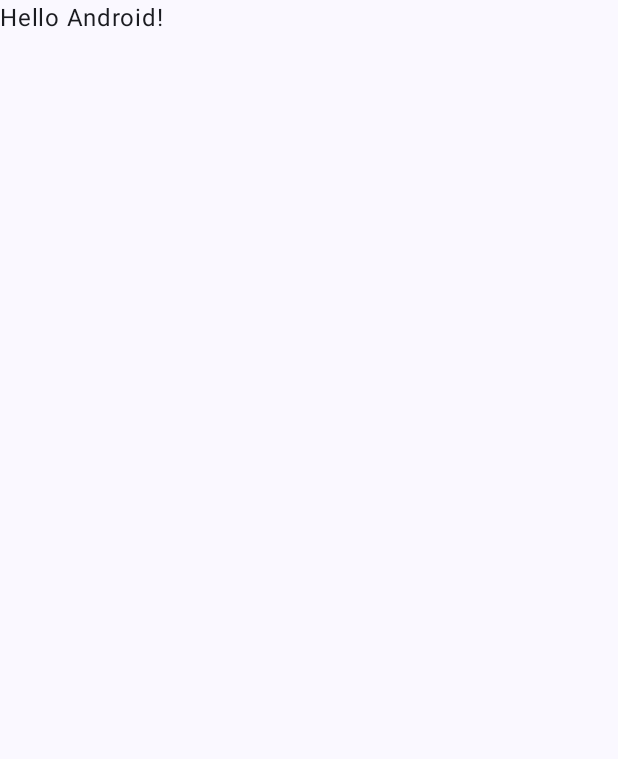
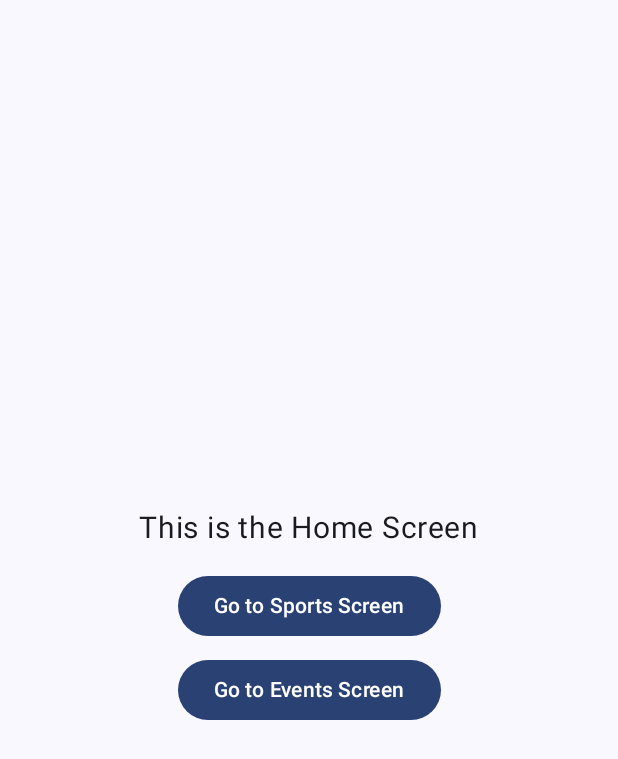
Before and after one commit to tarun14324/Static-App-Shortcuts, an Android app built with Jetpack Compose: the screen it shows after launch (MainActivity), on a phone screen of 412 x 824 dp. Before the commit the part shown is almost empty. Shown: the top 759 px of the screen. Run offline under Robolectric (Android 15) with nearby library versions, the phone set to English and light mode, and no system bars.

Commit message:
feat: Added static app shortcuts in sample jetpack compose projects

```diff
--- a/app/build.gradle.kts
+++ b/app/build.gradle.kts
@@ -49,6 +49,7 @@ dependencies {
     implementation(libs.androidx.ui.graphics)
     implementation(libs.androidx.ui.tooling.preview)
     implementation(libs.androidx.material3)
+    implementation(libs.androidx.navigation.compose)
     testImplementation(libs.junit)
     androidTestImplementation(libs.androidx.junit)
     androidTestImplementation(libs.androidx.espresso.core)
--- a/app/src/main/AndroidManifest.xml
+++ b/app/src/main/AndroidManifest.xml
@@ -21,6 +21,9 @@
 
                 <category android:name="android.intent.category.LAUNCHER" />
             </intent-filter>
+            <meta-data
+                android:name="android.app.shortcuts"
+                android:resource="@xml/shortcuts" />
         </activity>
     </application>
 
--- a/app/src/main/java/com/example/staticappshortcuts/MainActivity.kt
+++ b/app/src/main/java/com/example/staticappshortcuts/MainActivity.kt
@@ -7,22 +7,31 @@ import androidx.activity.enableEdgeToEdge
 import androidx.compose.foundation.layout.fillMaxSize
 import androidx.compose.foundation.layout.padding
 import androidx.compose.material3.Scaffold
-import androidx.compose.material3.Text
 import androidx.compose.runtime.Composable
 import androidx.compose.ui.Modifier
-import androidx.compose.ui.tooling.preview.Preview
+import androidx.navigation.compose.NavHost
+import androidx.navigation.compose.composable
+import androidx.navigation.compose.rememberNavController
+import com.example.staticappshortcuts.ui.screen.EventsScreen
+import com.example.staticappshortcuts.ui.screen.HomeScreen
+import com.example.staticappshortcuts.ui.screen.SportsScreen
 import com.example.staticappshortcuts.ui.theme.StaticAppShortcutsTheme
 
 class MainActivity : ComponentActivity() {
     override fun onCreate(savedInstanceState: Bundle?) {
         super.onCreate(savedInstanceState)
         enableEdgeToEdge()
+        val startDestination = when (intent?.data?.toString()) {
+            "app://sports" -> "sports"
+            "app://events" -> "events"
+            else -> "home"
+        }
         setContent {
             StaticAppShortcutsTheme {
                 Scaffold(modifier = Modifier.fillMaxSize()) { innerPadding ->
-                    Greeting(
-                        name = "Android",
-                        modifier = Modifier.padding(innerPadding)
+                    StaticAppShortcutsScreen(
+                        modifier = Modifier.padding(innerPadding),
+                        startDestination = startDestination
                     )
                 }
             }
@@ -31,17 +40,11 @@ class MainActivity : ComponentActivity() {
 }
 
 @Composable
-fun Greeting(name: String, modifier: Modifier = Modifier) {
-    Text(
-        text = "Hello $name!",
-        modifier = modifier
-    )
-}
-
-@Preview(showBackground = true)
-@Composable
-fun GreetingPreview() {
-    StaticAppShortcutsTheme {
-        Greeting("Android")
+fun StaticAppShortcutsScreen(modifier: Modifier = Modifier, startDestination: String) {
+    val navController = rememberNavController()
+    NavHost(navController = navController, startDestination = startDestination) {
+        composable("home") { HomeScreen(navController) }
+        composable("sports") { SportsScreen() }
+        composable("events") { EventsScreen() }
     }
 }
--- /dev/null
+++ b/app/src/main/java/com/example/staticappshortcuts/ui/screen/HomeScreen.kt
@@ -0,0 +1,36 @@
+package com.example.staticappshortcuts.ui.screen
+
+import androidx.compose.foundation.layout.Arrangement
+import androidx.compose.foundation.layout.Column
+import androidx.compose.foundation.layout.Spacer
+import androidx.compose.foundation.layout.fillMaxSize
+import androidx.compose.foundation.layout.height
+import androidx.compose.foundation.layout.padding
+import androidx.compose.material3.Button
+import androidx.compose.material3.Text
+import androidx.compose.runtime.Composable
+import androidx.compose.ui.Alignment
+import androidx.compose.ui.Modifier
+import androidx.compose.ui.unit.dp
+import androidx.compose.ui.unit.sp
+import androidx.navigation.NavController
+
+@Composable
+fun HomeScreen(navController: NavController) {
+    Column(
+        modifier = Modifier
+            .fillMaxSize()
+            .padding(16.dp), verticalArrangement = Arrangement.Center,
+        horizontalAlignment = Alignment.CenterHorizontally
+    ) {
+        Text("This is the Home Screen", fontSize = 20.sp)
+        Spacer(modifier = Modifier.height(16.dp))
+        Button(onClick = { navController.navigate("sports") }) {
+            Text("Go to Sports Screen")
+        }
+        Spacer(modifier = Modifier.height(8.dp))
+        Button(onClick = { navController.navigate("events") }) {
+            Text("Go to Events Screen")
+        }
+    }
+}
--- /dev/null
+++ b/app/src/main/res/drawable/ic_events.xml
@@ -0,0 +1,5 @@
+<vector xmlns:android="http://schemas.android.com/apk/res/android" android:height="24dp" android:tint="#000000" android:viewportHeight="960" android:viewportWidth="960" android:width="24dp">
+
+    <path android:fillColor="@android:color/white" android:pathData="M580,720Q538,720 509,691Q480,662 480,620Q480,578 509,549Q538,520 580,520Q622,520 651,549Q680,578 680,620Q680,662 651,691Q622,720 580,720ZM200,880Q167,880 143.5,856.5Q120,833 120,800L120,240Q120,207 143.5,183.5Q167,160 200,160L240,160L240,80L320,80L320,160L640,160L640,80L720,80L720,160L760,160Q793,160 816.5,183.5Q840,207 840,240L840,800Q840,833 816.5,856.5Q793,880 760,880L200,880ZM200,800L760,800Q760,800 760,800Q760,800 760,800L760,400L200,400L200,800Q200,800 200,800Q200,800 200,800ZM200,320L760,320L760,240Q760,240 760,240Q760,240 760,240L200,240Q200,240 200,240Q200,240 200,240L200,320ZM200,320L200,240Q200,240 200,240Q200,240 200,240L200,240Q200,240 200,240Q200,240 200,240L200,320Z"/>
+
+</vector>
--- /dev/null
+++ b/app/src/main/res/drawable/ic_sports.xml
@@ -0,0 +1,5 @@
+<vector xmlns:android="http://schemas.android.com/apk/res/android" android:height="24dp" android:tint="#000000" android:viewportHeight="960" android:viewportWidth="960" android:width="24dp">
+
+    <path android:fillColor="@android:color/white" android:pathData="M480,880Q397,880 324,848.5Q251,817 197,763Q143,709 111.5,636Q80,563 80,480Q80,397 111.5,324Q143,251 197,197Q251,143 324,111.5Q397,80 480,80Q563,80 636,111.5Q709,143 763,197Q817,251 848.5,324Q880,397 880,480Q880,563 848.5,636Q817,709 763,763Q709,817 636,848.5Q563,880 480,880ZM680,380L734,362L750,308Q718,260 673,225.5Q628,191 574,174L520,212L520,268L680,380ZM280,380L440,268L440,212L386,174Q332,191 287,225.5Q242,260 210,308L226,362L280,380ZM238,688L284,684L314,630L256,456L200,436L160,466Q160,531 178,584.5Q196,638 238,688ZM480,800Q506,800 531,796Q556,792 580,784L608,724L582,680L378,680L352,724L380,784Q404,792 429,796Q454,800 480,800ZM390,600L570,600L626,440L480,338L336,440L390,600ZM722,688Q764,638 782,584.5Q800,531 800,466L760,438L704,456L646,630L676,684L722,688Z"/>
+
+</vector>
--- a/app/src/main/res/values/strings.xml
+++ b/app/src/main/res/values/strings.xml
@@ -1,3 +1,5 @@
 <resources>
     <string name="app_name">Static App Shortcuts</string>
+    <string name="go_to_sports">Go to Sports Screen</string>
+    <string name="go_to_events">Go to Events Screen</string>
 </resources>
--- a/gradle/libs.versions.toml
+++ b/gradle/libs.versions.toml
@@ -1,16 +1,18 @@
 [versions]
 agp = "8.11.0"
-kotlin = "2.0.21"
+kotlin = "2.2.0"
 coreKtx = "1.16.0"
 junit = "4.13.2"
 junitVersion = "1.2.1"
 espressoCore = "3.6.1"
 lifecycleRuntimeKtx = "2.9.1"
 activityCompose = "1.10.1"
-composeBom = "2024.09.00"
+composeBom = "2025.06.01"
+navigationCompose = "2.9.1"
 
 [libraries]
 androidx-core-ktx = { group = "androidx.core", name = "core-ktx", version.ref = "coreKtx" }
+androidx-navigation-compose = { module = "androidx.navigation:navigation-compose", version.ref = "navigationCompose" }
 junit = { group = "junit", name = "junit", version.ref = "junit" }
 androidx-junit = { group = "androidx.test.ext", name = "junit", version.ref = "junitVersion" }
 androidx-espresso-core = { group = "androidx.test.espresso", name = "espresso-core", version.ref = "espressoCore" }
```
Also changed, not shown: app/src/main/java/com/example/staticappshortcuts/ui/screen/EventsScreen.kt (added, +23 -0 lines), app/src/main/java/com/example/staticappshortcuts/ui/screen/SportsScreen.kt (added, +23 -0 lines), app/src/main/res/xml-v25/shortcuts.xml (added, +27 -0 lines), app/src/main/res/xml/shortcuts.xml (added, +27 -0 lines).
